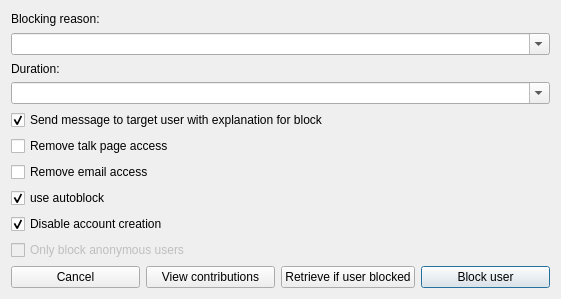
Above: huggle/blockuser.ui from huggle/huggle3-qt-lx before the change. Below: the same form after it.
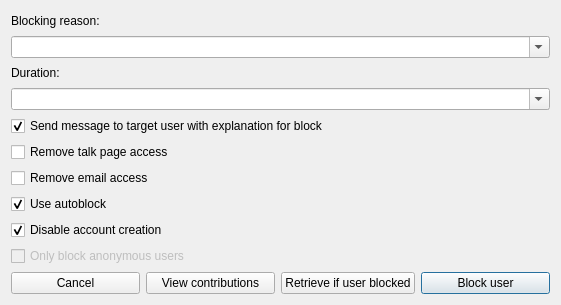
That is the form after the change. Icons and pictures are not drawn.

What changed in the file:
```diff
--- a/huggle/blockuser.ui
+++ b/huggle/blockuser.ui
@@ -7,7 +7,7 @@
     <x>0</x>
     <y>0</y>
     <width>561</width>
-    <height>299</height>
+    <height>305</height>
    </rect>
   </property>
   <property name="windowTitle">
@@ -73,7 +73,7 @@
    <item>
     <widget class="QCheckBox" name="checkBox_3">
      <property name="text">
-      <string>use autoblock</string>
+      <string>Use autoblock</string>
      </property>
      <property name="checked">
       <bool>true</bool>
```
